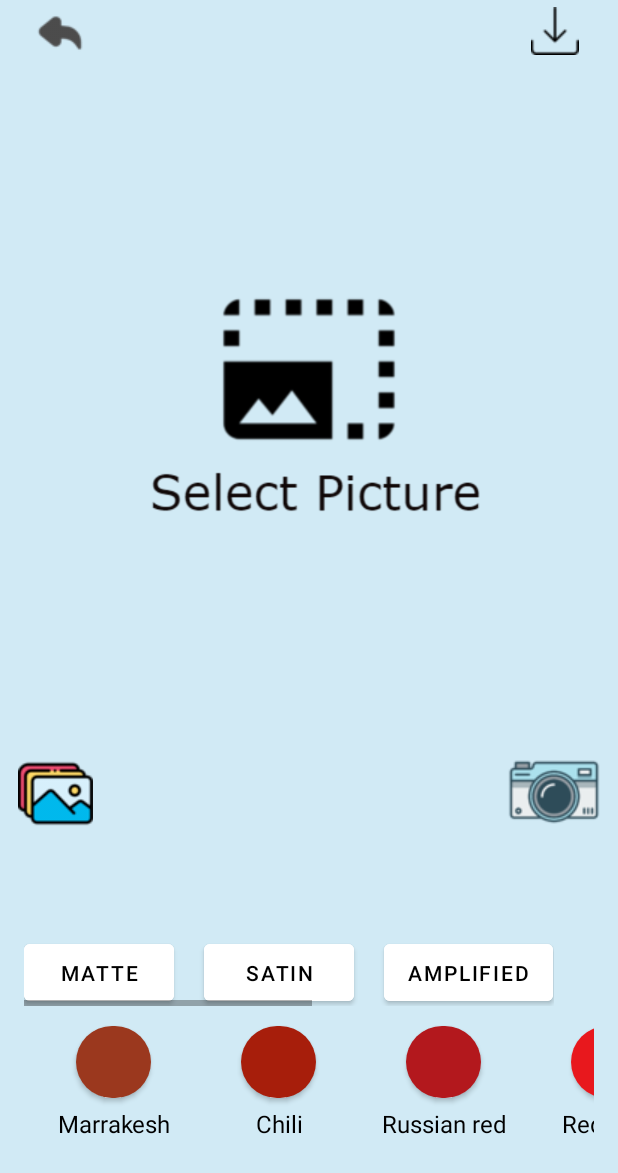
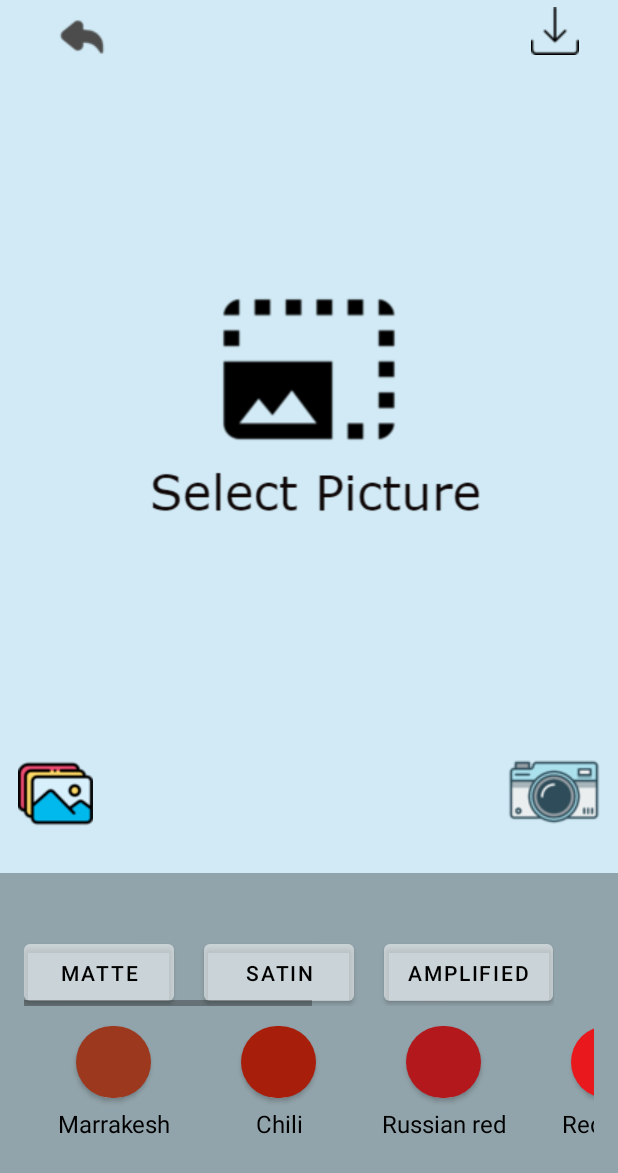
Before and after one commit to imtfam/Lips_masterV3, an Android app: the Process screen opened directly, with no data from a screen before it, on a phone screen of 412 x 824 dp. Shown: the top 1173 px of the screen. Run offline under Robolectric (Android 15) with nearby library versions, the phone set to English and light mode, and no system bars; libraries missing offline, so code that uses them is left out: com.chaquo.python, com.otaliastudios.cameraview; 3 statements that could not run were skipped.

Commit message:
Update 25/9/2564 11.49

```diff
--- a/app/src/main/res/layout/activity_color.xml
+++ b/app/src/main/res/layout/activity_color.xml
@@ -3,7 +3,8 @@
     android:layout_width="match_parent"
     android:layout_height="wrap_content"
     xmlns:tools="http://schemas.android.com/tools"
-    xmlns:app="http://schemas.android.com/apk/res-auto">
+    xmlns:app="http://schemas.android.com/apk/res-auto"
+    >
 
     <RelativeLayout
 
--- a/app/src/main/res/layout/activity_color_recycleview.xml
+++ b/app/src/main/res/layout/activity_color_recycleview.xml
@@ -2,7 +2,7 @@
 <LinearLayout xmlns:android="http://schemas.android.com/apk/res/android"
     xmlns:app="http://schemas.android.com/apk/res-auto"
     xmlns:tools="http://schemas.android.com/tools"
-    android:background="#D1EAF5"
+    android:background="#4D000000"
     android:layout_width="match_parent"
     android:layout_height="match_parent"
     android:orientation="vertical"
@@ -20,6 +20,7 @@
             android:layout_alignParentBottom="true"
             android:layout_marginTop="25dp"
             android:layout_marginBottom="7dp"
+
             app:layout_constraintBottom_toBottomOf="parent"
             app:layout_constraintStart_toStartOf="parent">
 
@@ -35,7 +36,7 @@
                     android:layout_height="50dp"
                     android:layout_marginEnd="20dp"
                     android:layout_marginBottom="96dp"
-                    android:backgroundTint="#FFFFFF"
+                    android:backgroundTint="#4DFFFFFF"
                     android:text="Matte"
                     android:textColor="#000000"/>
 
@@ -47,7 +48,7 @@
                     android:layout_alignParentBottom="true"
                     android:layout_marginEnd="20dp"
                     android:layout_marginBottom="96dp"
-                    android:backgroundTint="#FFFFFF"
+                    android:backgroundTint="#4DFFFFFF"
                     android:text="Satin"
                     android:textColor="#000000"/>
 
@@ -59,7 +60,7 @@
                     android:layout_alignParentBottom="true"
                     android:layout_marginEnd="20dp"
                     android:layout_marginBottom="96dp"
-                    android:backgroundTint="#FFFFFF"
+                    android:backgroundTint="#4DFFFFFF"
                     android:text="Amplified"
                     android:textColor="#000000"/>
 
@@ -71,7 +72,7 @@
                     android:layout_alignParentBottom="true"
                     android:layout_marginEnd="20dp"
                     android:layout_marginBottom="96dp"
-                    android:backgroundTint="#FFFFFF"
+                    android:backgroundTint="#4DFFFFFF"
                     android:text="Lustre"
                     android:textColor="#000000"/>
 
@@ -83,7 +84,7 @@
                     android:layout_alignParentBottom="true"
                     android:layout_marginEnd="20dp"
                     android:layout_marginBottom="96dp"
-                    android:backgroundTint="#FFFFFF"
+                    android:backgroundTint="#4DFFFFFF"
                     android:text="ChemmeSheen"
                     android:textColor="#000000"/>
             </LinearLayout>
--- a/app/src/main/res/layout/activity_process.xml
+++ b/app/src/main/res/layout/activity_process.xml
@@ -18,12 +18,12 @@
 
         <ImageButton
             android:id="@+id/buttonBack"
-            android:layout_width="36dp"
-            android:layout_height="37dp"
-            android:layout_alignParentEnd="true"
+            android:layout_width="wrap_content"
+            android:layout_height="match_parent"
             android:layout_alignParentBottom="true"
-            android:layout_marginEnd="354dp"
-            android:layout_marginBottom="8dp"
+            android:layout_marginEnd="252dp"
+            android:layout_marginBottom="0dp"
+            android:layout_toStartOf="@+id/buttonSave"
             android:backgroundTint="#0000FFFF"
             app:srcCompat="@drawable/arrow_left_icon_153697" />
 
```
